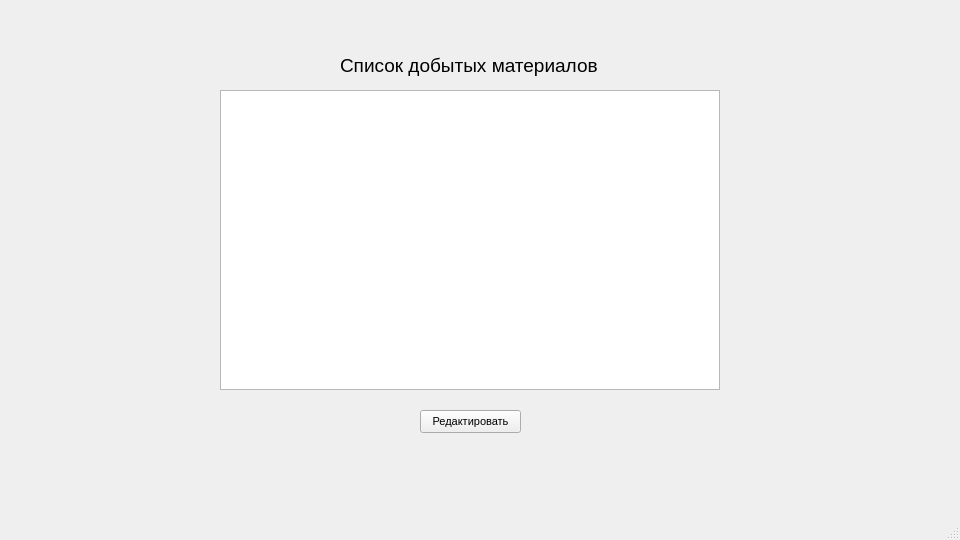
The window that Hahaton/CollectedMaterials.ui (JuriMalahov/TerraSystem) describes before a commit, drawn with Qt 5.
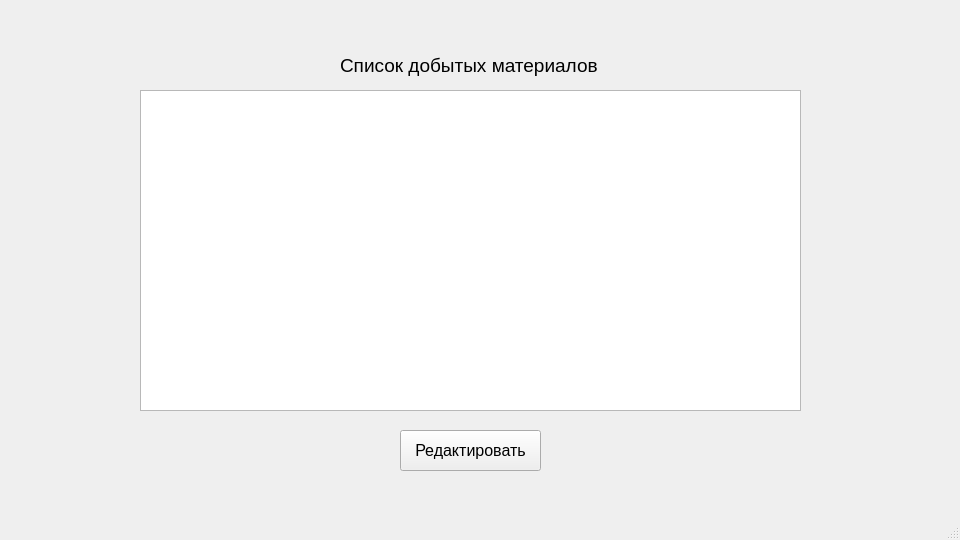
The same window after the commit.

```diff
--- a/Hahaton/CollectedMaterials.ui
+++ b/Hahaton/CollectedMaterials.ui
@@ -17,10 +17,10 @@
    <widget class="QTableView" name="tableView">
     <property name="geometry">
      <rect>
-      <x>220</x>
+      <x>140</x>
       <y>90</y>
-      <width>500</width>
-      <height>300</height>
+      <width>661</width>
+      <height>321</height>
      </rect>
     </property>
    </widget>
@@ -45,15 +45,15 @@
    <widget class="QPushButton" name="redButton">
     <property name="geometry">
      <rect>
-      <x>420</x>
-      <y>410</y>
-      <width>101</width>
-      <height>23</height>
+      <x>400</x>
+      <y>430</y>
+      <width>141</width>
+      <height>41</height>
      </rect>
     </property>
     <property name="font">
      <font>
-      <pointsize>8</pointsize>
+      <pointsize>12</pointsize>
      </font>
     </property>
     <property name="text">
```
